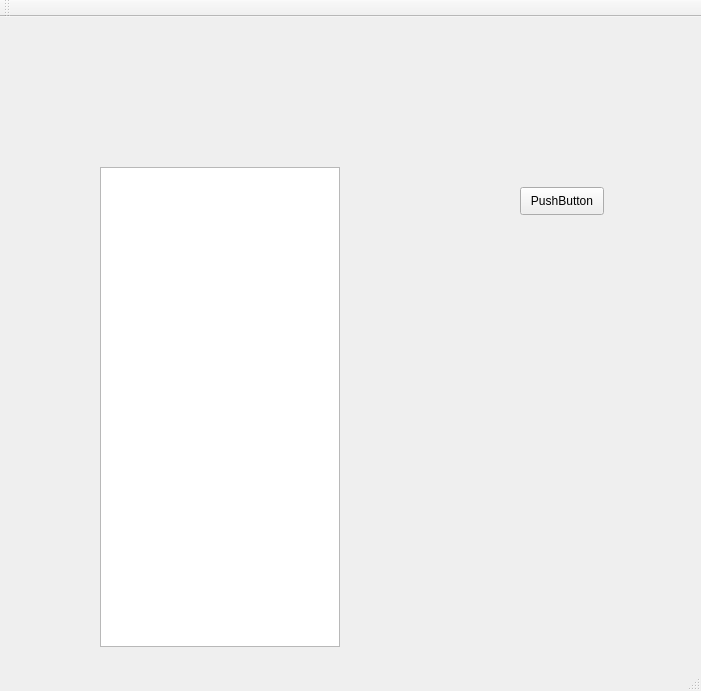
Qt form student/13/tetris/mainwindow.ui (nhitran-tuni/programming2) before a commit.
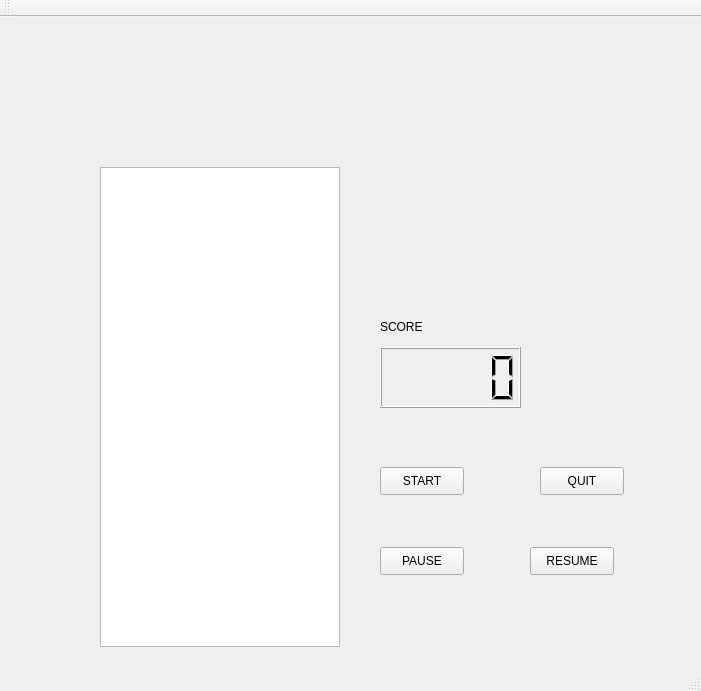
The same form after that commit.

Commit message: The score for each new tetrominos falling can be counted and displayed. New tetrominos fall after the previous one. When game is over the game is disable.

The edit to the form file:
```diff
--- a/student/13/tetris/mainwindow.ui
+++ b/student/13/tetris/mainwindow.ui
@@ -27,14 +27,76 @@
    <widget class="QPushButton" name="startButton">
     <property name="geometry">
      <rect>
-      <x>520</x>
-      <y>170</y>
+      <x>380</x>
+      <y>450</y>
       <width>84</width>
       <height>28</height>
      </rect>
     </property>
     <property name="text">
-     <string>PushButton</string>
+     <string>START</string>
+    </property>
+   </widget>
+   <widget class="QPushButton" name="quitButton">
+    <property name="geometry">
+     <rect>
+      <x>540</x>
+      <y>450</y>
+      <width>84</width>
+      <height>28</height>
+     </rect>
+    </property>
+    <property name="text">
+     <string>QUIT</string>
+    </property>
+   </widget>
+   <widget class="QPushButton" name="pauseButton">
+    <property name="geometry">
+     <rect>
+      <x>380</x>
+      <y>530</y>
+      <width>84</width>
+      <height>28</height>
+     </rect>
+    </property>
+    <property name="text">
+     <string>PAUSE</string>
+    </property>
+   </widget>
+   <widget class="QPushButton" name="resumeButton">
+    <property name="geometry">
+     <rect>
+      <x>530</x>
+      <y>530</y>
+      <width>84</width>
+      <height>28</height>
+     </rect>
+    </property>
+    <property name="text">
+     <string>RESUME</string>
+    </property>
+   </widget>
+   <widget class="QLCDNumber" name="scorelcdNumber">
+    <property name="geometry">
+     <rect>
+      <x>380</x>
+      <y>330</y>
+      <width>141</width>
+      <height>61</height>
+     </rect>
+    </property>
+   </widget>
+   <widget class="QLabel" name="label">
+    <property name="geometry">
+     <rect>
+      <x>380</x>
+      <y>300</y>
+      <width>63</width>
+      <height>20</height>
+     </rect>
+    </property>
+    <property name="text">
+     <string>SCORE</string>
     </property>
    </widget>
   </widget>
```
The commit also changes 2 other files.
